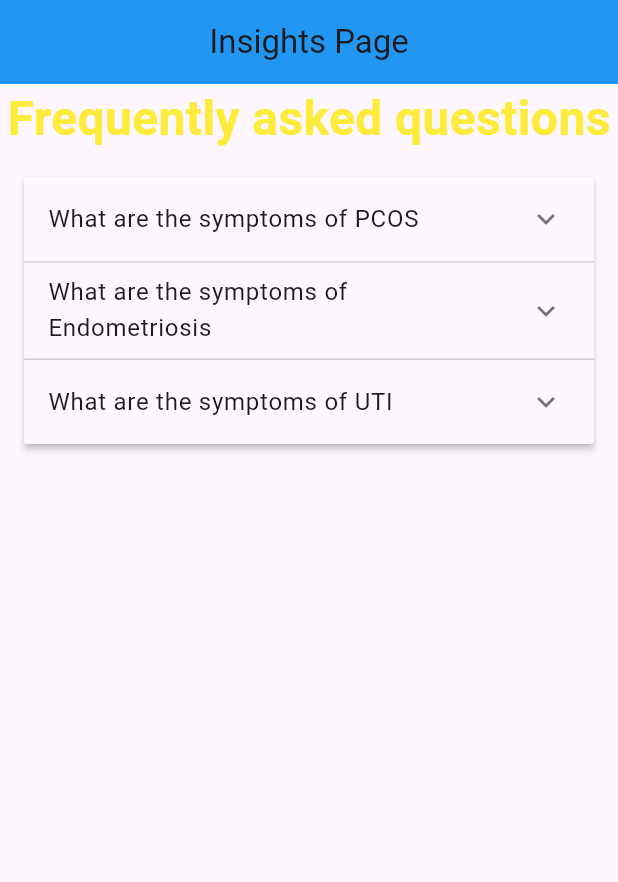
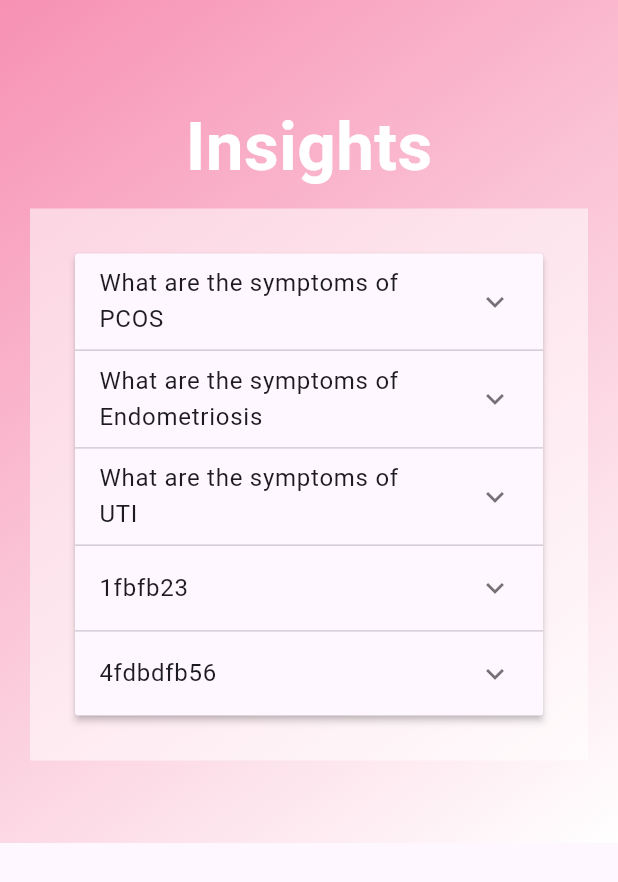
Before and after one commit to attreyee-muk/sakhi_app, a Flutter app: the InsightsPage screen opened directly, on a phone screen of 412 x 824 dp. Shown: the top 882 px of the screen. Run offline on Flutter 3.47's test engine with Material 3 defaults, Android fonts, the phone set to English and light mode, and no system bars; missing offline and left inert: dialog_flowtter.

Commit message:
Changed FAQs

```diff
--- a/lib/faqs.dart
+++ b/lib/faqs.dart
@@ -21,38 +21,80 @@ class InsightsPage extends StatefulWidget {
 
 class _InsightsPageState extends State<InsightsPage> {
   final List<Item> items = [
-    Item(heading: "What are the symptoms of PCOS", body: "Polycystic ovary syndrome is caused by an imbalance of androgens. Common symptoms include ovarian cysts, irregular menstrual periods, and hair on the face and body."),
-    Item(heading: "What are the symptoms of Endometriosis", body: "Endometriosis is a chronic condition where tissue similar to the lining of the uterus, called endometrium, grows outside the uterus. Common symptoms of endometriosis include debilitating pelvic pain, especially during menstruation, intercourse, or bowel movements. Women with endometriosis often experience heavy menstrual bleeding, irregular periods, and may have difficulty conceiving. Chronic pelvic pain can significantly impact daily activities and quality of life. In some cases, endometriosis may lead to the formation of scar tissue and adhesions, potentially causing organs to stick together."),
-    Item(heading: "What are the symptoms of UTI", body: "Urinary Tract Infection (UTI) is characterized by various symptoms stemming from the inflammation of the urinary tract, commonly caused by bacteria. The hallmark symptom is a persistent, burning sensation during urination. Individuals with UTIs may experience increased urgency and frequency of urination, often accompanied by lower abdominal pain or discomfort. The urine may appear cloudy or have a strong, unpleasant odor."),
+    Item(
+        heading: "What are the symptoms of PCOS",
+        body:
+            "Polycystic ovary syndrome is caused by an imbalance of androgens. Common symptoms include ovarian cysts, irregular menstrual periods, and hair on the face and body."),
+    Item(
+        heading: "What are the symptoms of Endometriosis",
+        body:
+            "Endometriosis is a chronic condition where tissue similar to the lining of the uterus, called endometrium, grows outside the uterus. Common symptoms of endometriosis include debilitating pelvic pain, especially during menstruation, intercourse, or bowel movements. Women with endometriosis often experience heavy menstrual bleeding, irregular periods, and may have difficulty conceiving. Chronic pelvic pain can significantly impact daily activities and quality of life. In some cases, endometriosis may lead to the formation of scar tissue and adhesions, potentially causing organs to stick together."),
+    Item(
+        heading: "What are the symptoms of UTI",
+        body:
+            "Urinary Tract Infection (UTI) is characterized by various symptoms stemming from the inflammation of the urinary tract, commonly caused by bacteria. The hallmark symptom is a persistent, burning sensation during urination. Individuals with UTIs may experience increased urgency and frequency of urination, often accompanied by lower abdominal pain or discomfort. The urine may appear cloudy or have a strong, unpleasant odor."),
+    Item(
+        heading: "1fbfb23",
+        body:"AdfbdfngnBC"),
+    Item(
+        heading: "4fdbdfb56",
+        body:
+            "DdfbdfbEF"),
   ];
   @override
   Widget build(BuildContext context) {
     return Scaffold(
-        appBar: AppBar(
-          title: const Text("Insights Page"),
-          centerTitle: true,
-          backgroundColor: Colors.blue,
+      body: Container(
+        padding: EdgeInsets.symmetric(vertical: 10),
+        decoration: BoxDecoration(
+        gradient: LinearGradient(
+          colors: [
+            Color.fromARGB(255, 247, 145, 179),
+            Colors.white,
+          ],
+          begin: Alignment.topLeft,
+          end: Alignment.bottomRight,
         ),
-        body: Column(
+      ),
+        child: SingleChildScrollView(
+          scrollDirection: Axis.vertical,
+          child: Container(
+            padding: const EdgeInsets.symmetric(vertical: 45, horizontal: 20),
+      //       decoration: BoxDecoration(
+      //       gradient: LinearGradient(
+      //         colors: [
+      //            Color.fromARGB(255, 247, 145, 179),
+      //            Colors.white,
+      //         ],
+      //     begin: Alignment.topLeft,
+      //     end: Alignment.bottomRight,
+      //   ),
+      // ),
+            child: Column(
               crossAxisAlignment: CrossAxisAlignment.center,
-          //mainAxisAlignment: MainAxisAlignment.start,
               children: [
-            const Text("Frequently asked questions",
+                Container(
+                  padding: const EdgeInsets.all(10),
+                  child: Text(
+                  "Insights",
                   style: TextStyle(
-              fontSize: 32,
+                    fontSize: 45,
                     fontWeight: FontWeight.bold,
-              color: Colors.yellow,
-            ),),
-            Padding(
-              padding: const EdgeInsets.all(16.0),
+                    color: Colors.white,
+                  ),
+                ),
+                ),
+                Container(
+                  color: Colors.white54,
+                  padding: const EdgeInsets.all(10.0),
+                  child: Padding(
+                    padding: const EdgeInsets.all(20.0),
                     child: SingleChildScrollView(
                       scrollDirection: Axis.vertical,
                       child: ExpansionPanelList(
                         expansionCallback: (index, isExpanded) {
                           setState(() {
-
                             items[index].isExpanded = !items[index].isExpanded;
-
                           });
                         },
                         children: [
@@ -71,7 +113,11 @@ class _InsightsPageState extends State<InsightsPage> {
                       ),
                     ),
                   ),
+                ),
               ],
+            ),
+          ),
+        ),
       ),
     );
   }
--- a/lib/main.dart
+++ b/lib/main.dart
@@ -35,8 +35,7 @@ class _MyAppState extends State<MyApp> {
         useMaterial3: true,
       ),
       debugShowCheckedModeBanner: false,
-      home : SplashScreen(),
-      // home:
+      home : InsightsPage(),
     );
   }
 }
```
Lines whose indentation alone changed are shown as unchanged.
